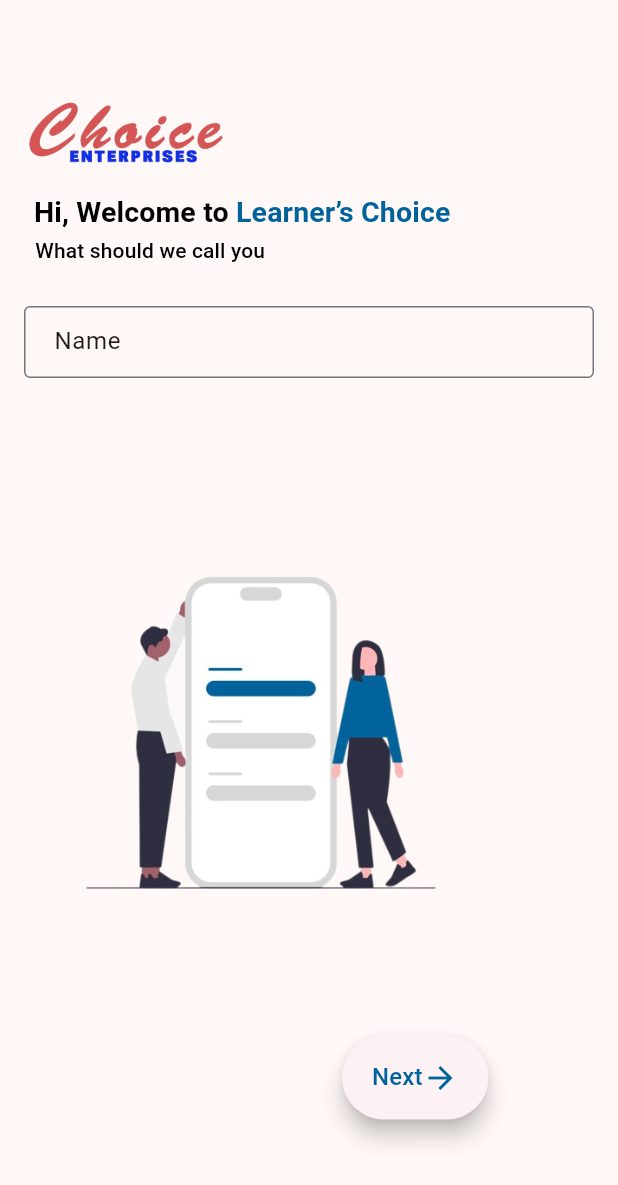
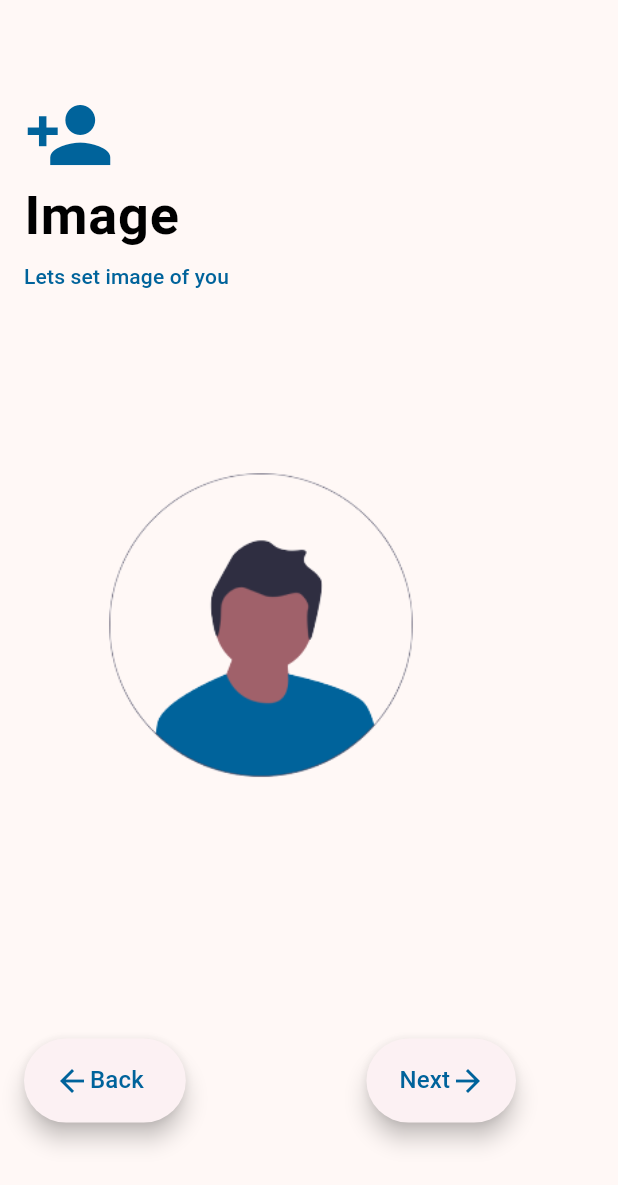
Before and after one commit to sacrilegioushero220/Learners-Choice-App, a Flutter app: the screen it shows after launch, on a phone screen of 412 x 824 dp. Shown: the top 1185 px of the screen. Run offline on Flutter 3.47's test engine with Material 2 defaults, Android fonts, the phone set to English and light mode, and no system bars; our stand-ins replace google_fonts.

Commit message:
ImageScreen Completed

```diff
--- a/lib/app.dart
+++ b/lib/app.dart
@@ -1,6 +1,7 @@
 import 'package:flutter/material.dart';
 import 'package:learners_choice_app/core/Theme/color_schemes.g.dart';
 import 'package:learners_choice_app/core/Theme/text_theme.dart';
+import 'package:learners_choice_app/features/Intro/Presentation/UI/image_screen.dart';
 import 'package:learners_choice_app/features/Intro/Presentation/UI/name_screen.dart';
 
 class App extends StatelessWidget {
@@ -13,10 +14,10 @@ class App extends StatelessWidget {
           useMaterial3: true,
           colorScheme: lightColorScheme,
           textTheme: CustomTextTheme.customDarkTextTheme),
-      // darkTheme: ThemeData(useMaterial3: true, colorScheme: darkColorScheme),
+      // darkTheme: ThemeData(useMaterial3: true, colorScheme: da rkColorScheme),
       home: const Scaffold(
         body: Center(
-          child: NameScreen(),
+          child: ImageScreen(),
         ),
       ),
       debugShowCheckedModeBanner: false,
--- a/lib/core/Theme/text_theme.dart
+++ b/lib/core/Theme/text_theme.dart
@@ -86,9 +86,9 @@ class CustomTextTheme {
   static TextTheme customLightTextTheme = TextTheme(
     displayLarge: GoogleFonts.roboto(
       color: Colors.black,
-      fontSize: 57.0,
-      fontWeight: FontWeight.w400,
-      letterSpacing: -0.25,
+      fontSize: 36,
+      fontWeight: FontWeight.w600,
+      height: 0.01,
     ),
     displayMedium: GoogleFonts.roboto(
       color: Colors.black,
--- a/lib/core/constants/text.dart
+++ b/lib/core/constants/text.dart
@@ -13,3 +13,8 @@ String titleNameScreen1 = 'Hi, Welcome to ';
 String titleNameScreen2 = 'Learner’s Choice';
 String smallTitleNameScreen = 'What should we call you';
 String mobileLogo = "assets/Images/namescreen/mobile.png";
+
+//ImageScreen
+String imageAvatar = "assets/Images/imagescreen/ImageAvatar.png";
+String imageTitle = "Image";
+String imageSubtitle = "Lets set image of you";
--- /dev/null
+++ b/lib/features/Intro/Presentation/UI/image_screen.dart
@@ -0,0 +1,94 @@
+import 'package:flutter/material.dart';
+import 'package:learners_choice_app/core/constants/text.dart';
+import 'package:learners_choice_app/core/extensions/color_extention.dart';
+import 'package:learners_choice_app/core/extensions/text_extension.dart';
+import 'package:learners_choice_app/features/Intro/Presentation/UI/name_screen.dart';
+import 'package:learners_choice_app/features/Intro/Presentation/widgets/custom_fab_button.dart';
+
+//
+class ImageScreen extends StatelessWidget {
+  const ImageScreen({super.key});
+
+  @override
+  Widget build(BuildContext context) {
+    return Scaffold(
+      body: SafeArea(
+        child: Padding(
+          padding: const EdgeInsets.all(16),
+          child: SingleChildScrollView(
+            child: Column(
+              crossAxisAlignment: CrossAxisAlignment.start,
+              children: [
+                const SizedBox(
+                  height: 44.0,
+                ),
+                Align(
+                  alignment: Alignment.centerLeft,
+                  child: Icon(
+                    Icons.person_add,
+                    color: context.primary,
+                    size: 60.0,
+                  ),
+                ),
+                const SizedBox(
+                  height: 24.0,
+                ),
+                SizedBox(
+                    width: 291,
+                    child: Text(
+                      imageTitle,
+                      style: context.displayLargeLight,
+                    )),
+                const SizedBox(
+                  height: 40,
+                ),
+                Text(
+                  imageSubtitle,
+                  style: context.titleSmallLight!.copyWith(
+                    color: context.primary,
+                  ),
+                ),
+                const SizedBox(
+                  height: 100,
+                ),
+                InkWell(
+                  onTap: () {},
+                  child: buildImageWidget(
+                    width: 316,
+                    height: 263.39,
+                    imagePath: imageAvatar,
+                  ),
+                ),
+                const SizedBox(
+                  height: 70,
+                ),
+                SizedBox(
+                  height: 130,
+                  width: 328,
+                  child: Row(
+                    crossAxisAlignment: CrossAxisAlignment.end,
+                    mainAxisAlignment: MainAxisAlignment.spaceBetween,
+                    children: [
+                      buildCustomFabButton(
+                          context: BuildContext,
+                          label: "Back",
+                          onPressed: () {},
+                          isReversed: true,
+                          icon: Icons.arrow_back),
+                      buildCustomFabButton(
+                        context: BuildContext,
+                        label: "Next",
+                        onPressed: () {},
+                        isReversed: false,
+                      ),
+                    ],
+                  ),
+                )
+              ],
+            ),
+          ),
+        ),
+      ),
+    );
+  }
+}
--- a/lib/features/Intro/Presentation/UI/name_screen.dart
+++ b/lib/features/Intro/Presentation/UI/name_screen.dart
@@ -1,5 +1,6 @@
 import 'package:flutter/material.dart';
 import 'package:learners_choice_app/core/constants/text.dart';
+import 'package:learners_choice_app/core/extensions/color_extention.dart';
 import 'package:learners_choice_app/core/extensions/text_extension.dart';
 import 'package:learners_choice_app/features/Intro/Presentation/widgets/custom_fab_button.dart';
 
@@ -45,7 +46,7 @@ class NameScreen extends StatelessWidget {
                 const SizedBox(
                   height: 36.0,
                 ),
-                nameTextField(),
+                nameTextField(context),
                 const SizedBox(
                   height: 105.0,
                 ),
@@ -54,12 +55,15 @@ class NameScreen extends StatelessWidget {
                   height: 263.39,
                   imagePath: mobileLogo,
                 ),
-                buildCustomFabButton(
-                  context: BuildContext,
-                  label: "Next",
-                  isReversed: false,
-                  isLeft: false,
-                  onPressed: () {},
+                Padding(
+                  padding: const EdgeInsets.fromLTRB(212, 70, 20, 0),
+                  child: buildCustomFabButton(
+                    context: BuildContext,
+                    label: "Next",
+                    // isReversed: false,
+
+                    onPressed: () {}, isReversed: false,
+                  ),
                 )
               ],
             ),
@@ -82,7 +86,7 @@ Text buildRichTextTitle(String title1, String title2, BuildContext context) {
           text: title2,
           style: getCustomHeadlineMediumLight(
             context,
-            const Color(0xFF00639B),
+            context.primary,
           ),
         ),
       ],
@@ -91,7 +95,7 @@ Text buildRichTextTitle(String title1, String title2, BuildContext context) {
   );
 }
 
-Widget nameTextField() {
+Widget nameTextField(BuildContext context) {
   return TextField(
     decoration: InputDecoration(
       contentPadding: const EdgeInsets.only(top: 8, left: 16, bottom: 8),
@@ -100,8 +104,8 @@ Widget nameTextField() {
         borderSide: const BorderSide(width: 2, color: Color(0xFF00639B)),
       ),
       hintText: 'Name',
-      hintStyle: const TextStyle(
-        color: Color(0xFF201A19),
+      hintStyle: TextStyle(
+        color: context.onSurface,
         fontSize: 16,
         fontFamily: 'Roboto',
         fontWeight: FontWeight.w400,
--- a/lib/features/Intro/Presentation/widgets/custom_fab_button.dart
+++ b/lib/features/Intro/Presentation/widgets/custom_fab_button.dart
@@ -1,16 +1,13 @@
 import 'package:flutter/material.dart';
 
-Widget buildCustomFabButton(
-    {required context,
+Widget buildCustomFabButton({
+  required context,
   required String label,
   required bool isReversed,
-    required bool isLeft,
-    required void Function() onPressed}) {
-  return Padding(
-    padding: isLeft
-        ? const EdgeInsets.fromLTRB(20, 70, 212, 0)
-        : const EdgeInsets.fromLTRB(212, 70, 20, 0),
-    child: FloatingActionButton.extended(
+  required void Function() onPressed,
+  IconData icon = Icons.arrow_forward,
+}) {
+  return FloatingActionButton.extended(
     shape: const RoundedRectangleBorder(
         borderRadius: BorderRadius.all(Radius.circular(40))),
     backgroundColor: const Color(0xFFFCF1F3),
@@ -19,11 +16,11 @@ Widget buildCustomFabButton(
       mainAxisSize: MainAxisSize.min,
       children: [
         isReversed
-              ? const Icon(
-                  Icons.arrow_forward,
-                  color: Color(0xFF00639B),
+            ? Icon(
+                icon,
+                color: const Color(0xFF00639B),
               )
-              : const SizedBox(width: 0),
+            : const SizedBox(width: 2),
         Text(
           label,
           style: const TextStyle(
@@ -43,6 +40,10 @@ Widget buildCustomFabButton(
               ),
       ],
     ),
-    ),
   );
 }
+
+
+
+//    ? const EdgeInsets.fromLTRB(20, 70, 212, 0)
+//           : const EdgeInsets.fromLTRB(212, 70, 20, 0),
--- a/pubspec.yaml
+++ b/pubspec.yaml
@@ -21,3 +21,4 @@ flutter:
   assets:
     - assets/
     - assets/Images/namescreen/
+    - assets/Images/imagescreen/
```
Also changed, not shown: assets/Images/imagescreen/ImageAvatar.png. Lines whose indentation alone changed are shown as unchanged.
